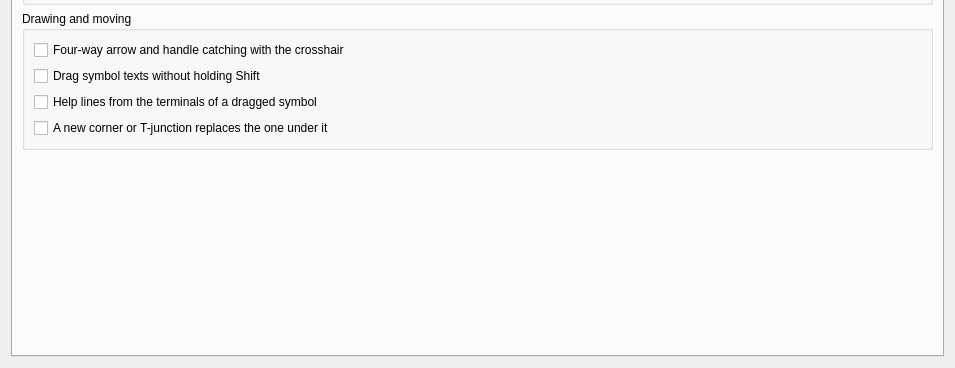
Above: sources/ui/configpage/generalconfigurationpage.ui from qelectrotech/qelectrotech-source-mirror before the change; both pictures show x 0 to 955 and y 307 to 675 of the 955 by 675 pixel window. Below: the same form after it.
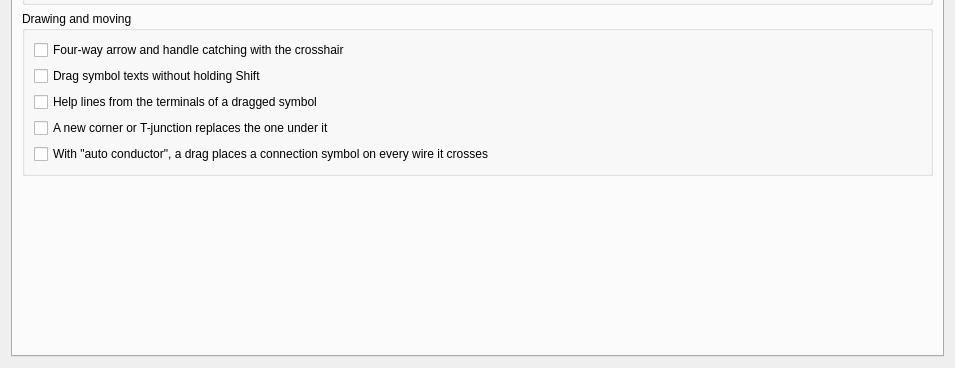
That is the form after the change. The open tabs and pages were chosen to show the change. Custom widgets are drawn as their Qt base class.

Commit message:
Placing along a drag also with "auto conductor", as a setting
Dragging a corner, T-junction or folio report being placed puts one on
every wire the drag crosses, but only in a project with automatic
connections. With the new setting (Settings > General, off by default),
a project with "auto conductor" instead gets the same copies, each
joined once by an ordinary wire, as "auto conductor" joins a single
symbol placed in line. Off, a drag places one copy, as before.

The edit to the form file:
```diff
--- a/sources/ui/configpage/generalconfigurationpage.ui
+++ b/sources/ui/configpage/generalconfigurationpage.ui
@@ -496,6 +496,16 @@
             </property>
            </widget>
           </item>
+          <item>
+           <widget class="QCheckBox" name="m_drag_places_auto_conductor_cb">
+            <property name="toolTip">
+             <string>In a project with "auto conductor" but without automatic connections: dragging a corner, T-junction or folio report being placed puts one on every wire the drag crosses, each joined once by an ordinary wire.</string>
+            </property>
+            <property name="text">
+             <string>With "auto conductor", a drag places a connection symbol on every wire it crosses</string>
+            </property>
+           </widget>
+          </item>
          </layout>
         </widget>
        </item>
```
The commit also changes 6 other files.
